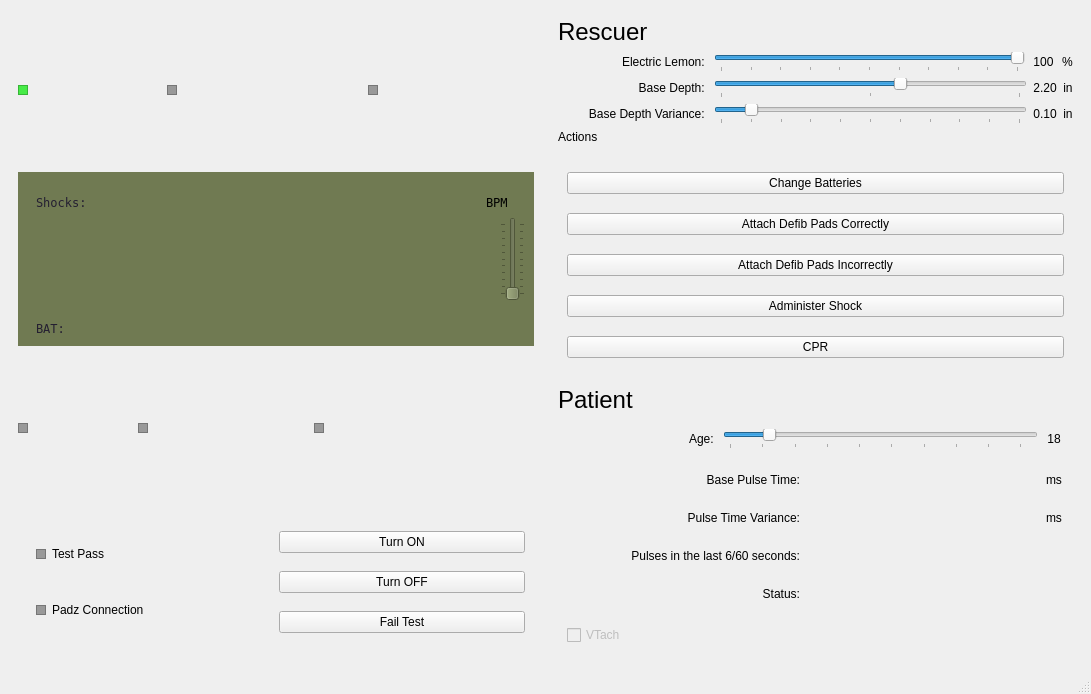
Qt form aed/mainwindow.ui (HamzaAlsarakbi/AEDSimulator) before a commit.
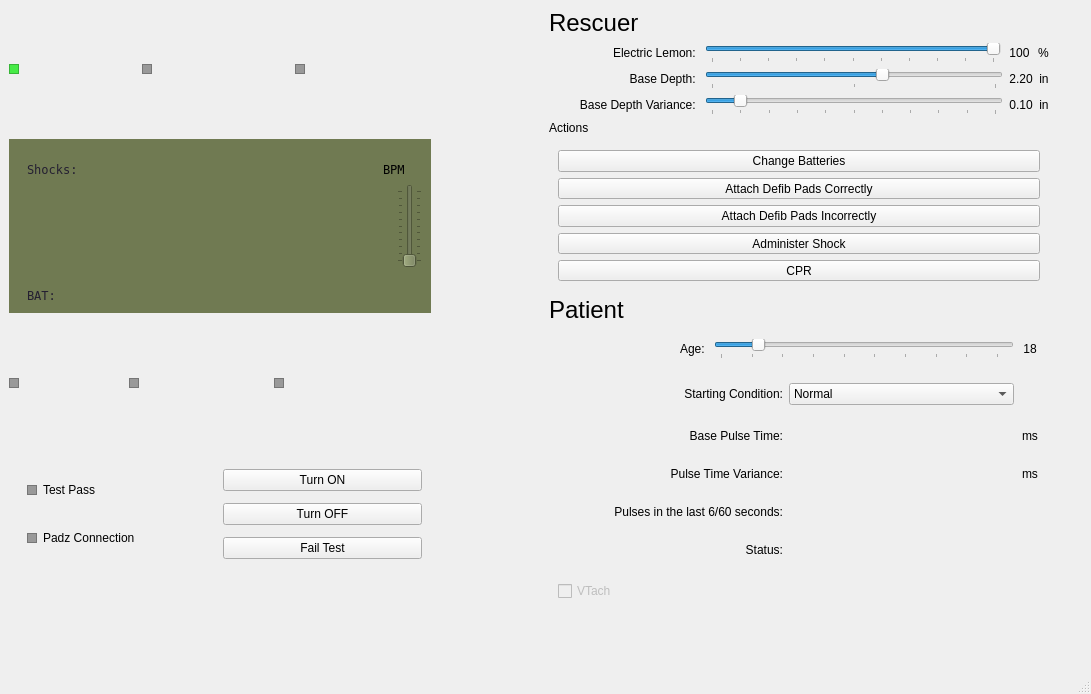
The same form after that commit. Icons and pictures are not drawn.

Commit message: added starting condition and various QoL fixes

```diff
--- a/aed/mainwindow.ui
+++ b/aed/mainwindow.ui
@@ -20,9 +20,15 @@
    <string>MainWindow</string>
   </property>
   <widget class="QWidget" name="centralwidget">
-   <layout class="QHBoxLayout" name="horizontalLayout_10">
-    <item>
      <widget class="QWidget" name="verticalWidget" native="true">
+    <property name="geometry">
+     <rect>
+      <x>9</x>
+      <y>9</y>
+      <width>422</width>
+      <height>565</height>
+     </rect>
+    </property>
       <property name="minimumSize">
        <size>
         <width>338</width>
@@ -808,9 +814,15 @@
        </item>
       </layout>
      </widget>
-    </item>
-    <item>
      <widget class="QWidget" name="verticalWidget_2" native="true">
+    <property name="geometry">
+     <rect>
+      <x>549</x>
+      <y>9</y>
+      <width>500</width>
+      <height>601</height>
+     </rect>
+    </property>
       <property name="minimumSize">
        <size>
         <width>500</width>
@@ -1250,6 +1262,77 @@
            </layout>
           </widget>
          </item>
+       <item>
+        <widget class="QWidget" name="startingConditionWidget" native="true">
+         <layout class="QHBoxLayout" name="horizontalLayout_21">
+          <item>
+           <widget class="QLabel" name="label_20">
+            <property name="minimumSize">
+             <size>
+              <width>150</width>
+              <height>0</height>
+             </size>
+            </property>
+            <property name="text">
+             <string>Starting Condition:</string>
+            </property>
+            <property name="alignment">
+             <set>Qt::AlignRight|Qt::AlignTrailing|Qt::AlignVCenter</set>
+            </property>
+           </widget>
+          </item>
+          <item>
+           <widget class="QComboBox" name="startingConditionBox">
+            <property name="currentIndex">
+             <number>0</number>
+            </property>
+            <item>
+             <property name="text">
+              <string>Normal</string>
+             </property>
+            </item>
+            <item>
+             <property name="text">
+              <string>Aristotle</string>
+             </property>
+            </item>
+            <item>
+             <property name="text">
+              <string>Sub 40</string>
+             </property>
+            </item>
+            <item>
+             <property name="text">
+              <string>Heart Attack</string>
+             </property>
+            </item>
+           </widget>
+          </item>
+          <item>
+           <widget class="QLabel" name="ageLabel_2">
+            <property name="minimumSize">
+             <size>
+              <width>20</width>
+              <height>0</height>
+             </size>
+            </property>
+            <property name="maximumSize">
+             <size>
+              <width>20</width>
+              <height>16777215</height>
+             </size>
+            </property>
+            <property name="text">
+             <string>  </string>
+            </property>
+            <property name="alignment">
+             <set>Qt::AlignCenter</set>
+            </property>
+           </widget>
+          </item>
+         </layout>
+        </widget>
+       </item>
          <item>
           <widget class="QWidget" name="qrsWidthWidget" native="true">
            <layout class="QHBoxLayout" name="horizontalLayout_18">
@@ -1534,8 +1617,6 @@
        </item>
       </layout>
      </widget>
-    </item>
-   </layout>
   </widget>
   <widget class="QMenuBar" name="menubar">
    <property name="geometry">
```
Left out of the diff: 2 changed lines with no effect on the pictures. Lines whose indentation alone changed are shown as unchanged. The commit also changes 5 other files.
